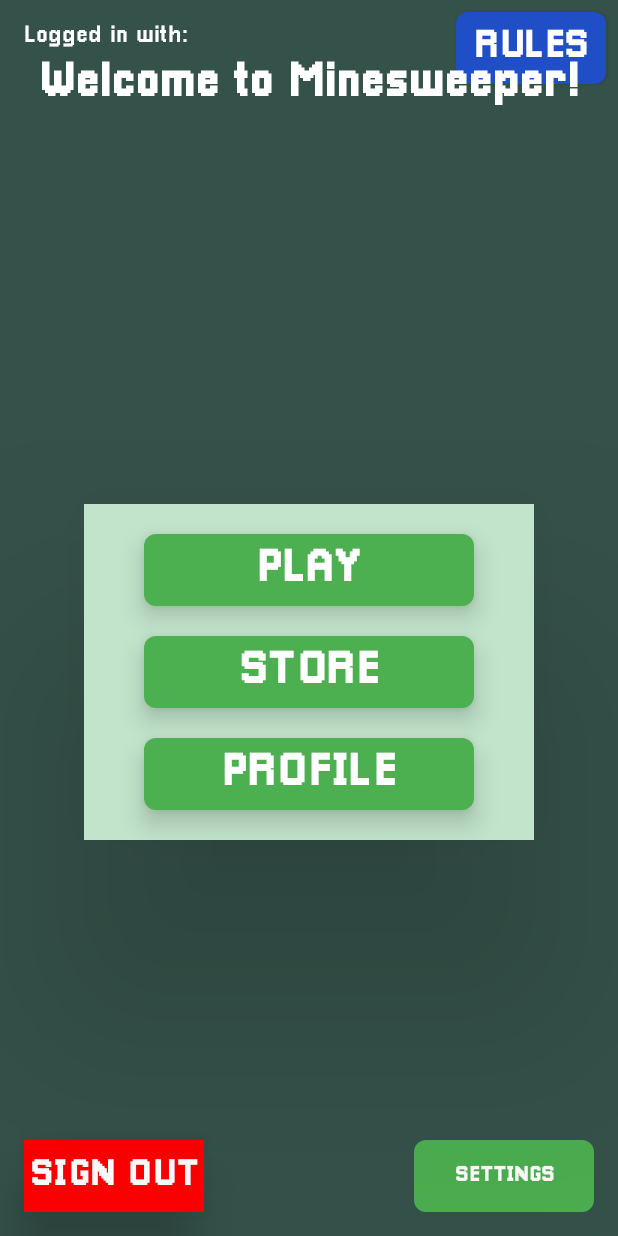
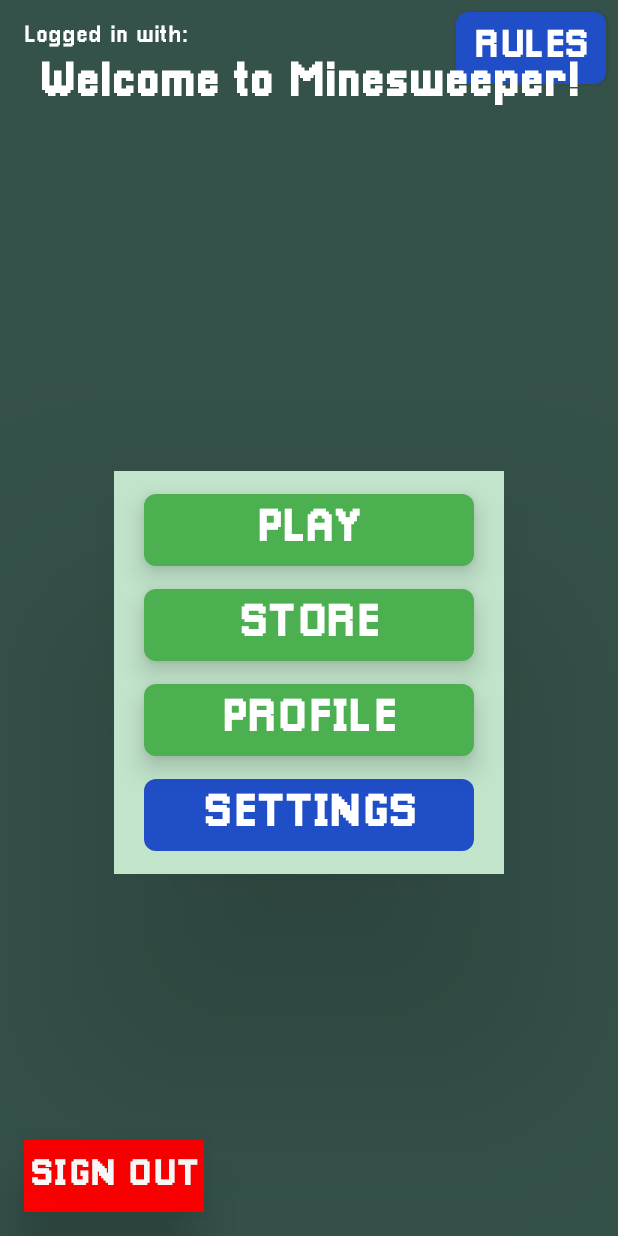
Before and after one commit to Luppole/MinesweeperHandasatTochna, an Android app: the screen it shows after launch once a user with an empty profile is signed in (MainActivity), on a phone screen of 412 x 824 dp. Run offline under Robolectric (Android 15) with nearby library versions, the phone set to English and light mode, and no system bars; our stand-ins replace Firebase (no records; nobody signed in at launch, a user with empty details on screens opened directly).

Commit message:
More fine tuning - bg music changed, resizing main activity components

```diff
--- a/app/src/main/res/layout/activity_main.xml
+++ b/app/src/main/res/layout/activity_main.xml
@@ -34,21 +34,6 @@
         app:layout_constraintEnd_toEndOf="parent"
         android:layout_marginTop="8dp" />
 
-    <androidx.appcompat.widget.AppCompatButton
-        android:id="@+id/settingsButton"
-        android:layout_width="120dp"
-        android:layout_height="wrap_content"
-        android:text="SETTINGS"
-        android:background="@drawable/custom_background"
-        android:fontFamily="@font/pixellari"
-        android:textColor="#FFFFFF"
-        android:textStyle="bold"
-        android:stateListAnimator="@animator/button_animation"
-        app:layout_constraintBottom_toBottomOf="parent"
-        app:layout_constraintEnd_toEndOf="parent"
-        android:layout_margin="16dp" />
-
-
     <!-- Rules Button -->
     <androidx.appcompat.widget.AppCompatButton
         android:id="@+id/rulesButton"
@@ -69,7 +54,7 @@
     <!-- Button Panel -->
     <LinearLayout
         android:id="@+id/buttonPanel"
-        android:layout_width="300dp"
+        android:layout_width="260dp"
         android:layout_height="wrap_content"
         android:orientation="vertical"
         android:elevation="100dp"
@@ -79,7 +64,7 @@
         app:layout_constraintEnd_toEndOf="parent"
         app:layout_constraintBottom_toBottomOf="parent"
         android:background="#C2E4CB"
-        android:layout_margin="70dp">
+        android:layout_margin="40dp">
 
         <androidx.appcompat.widget.AppCompatButton
             android:id="@+id/playGameButton"
@@ -92,7 +77,7 @@
             android:background="@drawable/custom_background"
             android:fontFamily="@font/pixellari"
             android:textColor="#FFFFFF"
-            android:layout_margin="20dp"
+            android:layout_margin="15dp"
             android:textStyle="bold"
             android:stateListAnimator="@animator/button_animation" />
 
@@ -106,7 +91,7 @@
             android:background="@drawable/custom_background"
             android:fontFamily="@font/pixellari"
             android:textColor="#FFFFFF"
-            android:layout_marginBottom="20dp"
+            android:layout_marginBottom="15dp"
             android:textStyle="bold"
             android:stateListAnimator="@animator/button_animation" />
 
@@ -119,10 +104,25 @@
             android:background="@drawable/custom_background"
             android:fontFamily="@font/pixellari"
             android:textColor="#FFFFFF"
-            android:layout_marginBottom="20dp"
+            android:layout_marginBottom="15dp"
             android:textSize="30dp"
             android:textStyle="bold"
             android:stateListAnimator="@animator/button_animation" />
+
+        <androidx.appcompat.widget.AppCompatButton
+            android:id="@+id/settingsButton"
+            android:layout_width="220dp"
+            android:layout_height="wrap_content"
+            android:text="SETTINGS"
+            android:background="@drawable/custom_background_other"
+            android:fontFamily="@font/pixellari"
+            android:textColor="#FFFFFF"
+            android:textStyle="bold"
+            android:textSize="30dp"
+            android:layout_marginBottom="15dp"
+            android:stateListAnimator="@animator/button_animation"
+            app:layout_constraintBottom_toBottomOf="parent"
+            app:layout_constraintEnd_toEndOf="parent" />
     </LinearLayout>
 
     <!-- Sign Out Button -->
```
Also changed, not shown: app/src/main/java/com/example/minesweeperhansasattochna/SettingsActivity.java (+10 -0 lines), app/src/main/res/layout/activity_settings.xml (+29 -1 lines), 1 other file.
